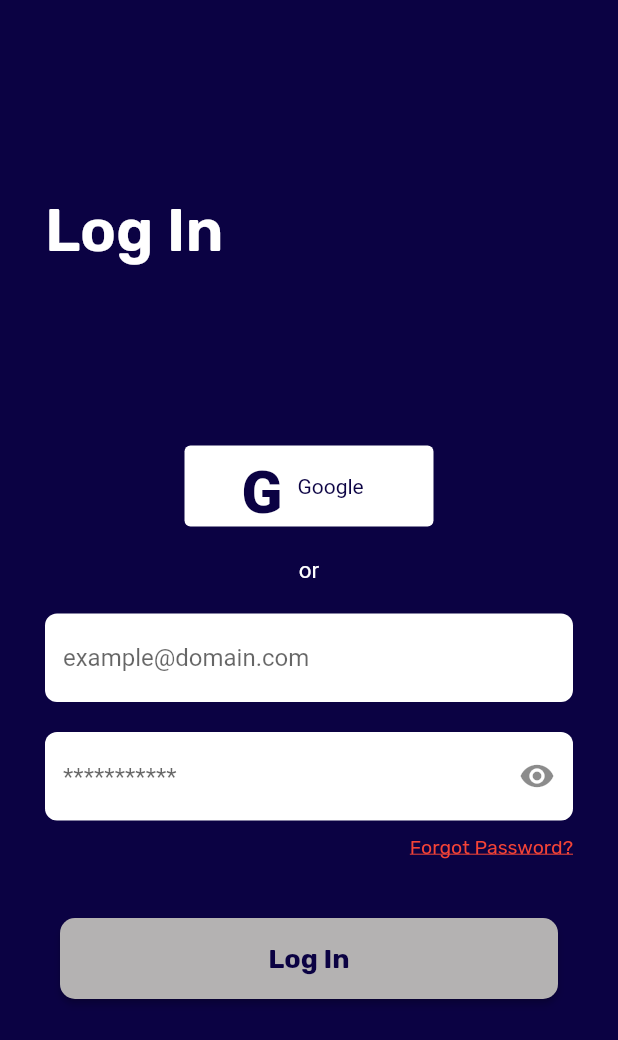
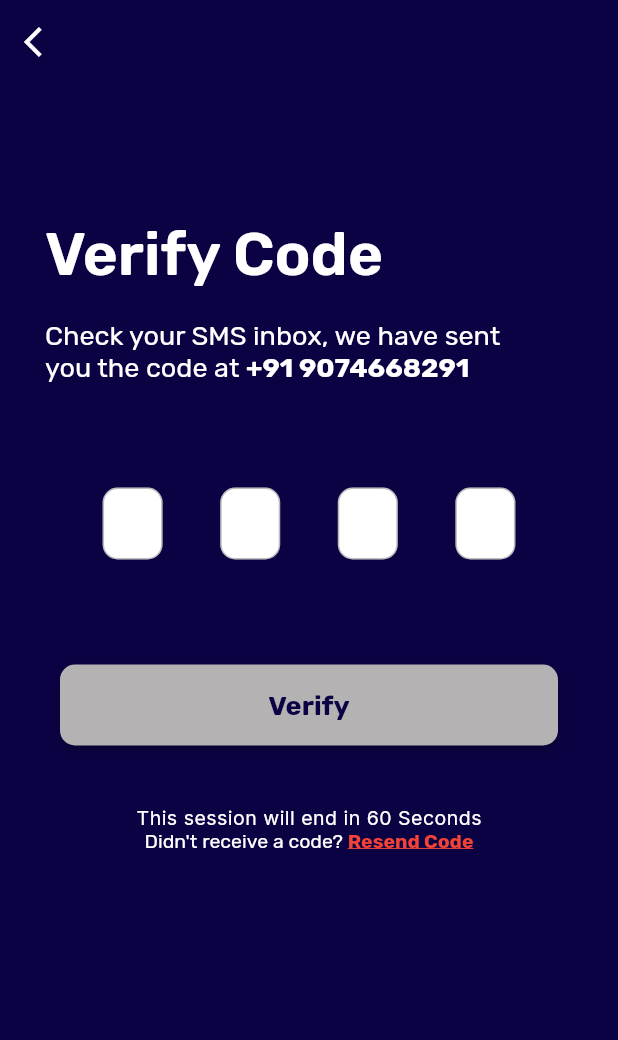
Before and after one commit to poppy1006/swathanthra, a Flutter app: the screen it shows after launch, on a phone screen of 412 x 824 dp. Shown: the top 1040 px of the screen. Run offline on Flutter 3.47's test engine with Material 2 defaults, Android fonts, the phone set to English and light mode, and no system bars; drawn by our look-alikes of otp_text_field; our stand-ins replace google_fonts; missing offline and left inert: dart:ffi.

Commit message:
feat: :sparkles: added otp screen

```diff
--- a/lib/main.dart
+++ b/lib/main.dart
@@ -1,6 +1,7 @@
 import 'package:flutter/material.dart';
 import 'package:swa/constant.dart';
 import 'package:swa/screens/Auth_Screens/login_screen.dart';
+import 'package:swa/screens/Auth_Screens/otp_screen.dart';
 import 'package:swa/screens/Auth_Screens/reset_screen.dart';
 import 'package:swa/screens/splash_screen.dart';
 import 'package:google_fonts/google_fonts.dart';
@@ -25,8 +26,9 @@ class MyApp extends StatelessWidget {
 
       ),
       // home: const SplashScreen(),
-      home: const LoginScreen(),
+      // home: const LoginScreen(),
       // home: const ResetScreen(),
+      home: const OTPScreen(),
       debugShowCheckedModeBanner: false,
 
     );
--- a/lib/screens/Auth_Screens/otp_screen.dart
+++ b/lib/screens/Auth_Screens/otp_screen.dart
@@ -0,0 +1,143 @@
+import 'package:flutter/material.dart';
+import 'package:google_fonts/google_fonts.dart';
+import 'package:otp_text_field/otp_field_style.dart';
+import 'package:swa/constant.dart';
+// OTP Package
+import 'package:otp_text_field/otp_field.dart';
+import 'package:otp_text_field/style.dart';
+
+class OTPScreen extends StatelessWidget {
+  const OTPScreen({super.key});
+
+  @override
+  Widget build(BuildContext context) {
+    return Scaffold(
+// APPBAR //
+      appBar: AppBar(
+        backgroundColor: bgclr,
+        elevation: 0,
+        leading:Icon(Icons.arrow_back_ios),
+      ),
+// BODY //
+      backgroundColor: bgclr,
+      body: SingleChildScrollView(child:
+      Container(
+        padding: EdgeInsets.all(30),
+
+        child: Column(
+          // Alignment //
+          mainAxisAlignment: MainAxisAlignment.start,
+          crossAxisAlignment: CrossAxisAlignment.start,
+          children: [
+            SizedBox(height: 60,),
+
+          Text("Verify Code",
+          style: GoogleFonts.rubik(
+          decoration: TextDecoration.none,
+          fontWeight: FontWeight.w600,
+          fontSize: 40,
+          color: Colors.white,
+           ),
+          ),
+          SizedBox(height: 20,),
+
+          Text("Check your SMS inbox, we have sent",
+          style: GoogleFonts.rubik(
+            fontSize: 18,
+            fontWeight: FontWeight.w400,
+            color: whiteclr,
+             ),
+            ),
+// RICH RICH //
+      RichText(
+         text: TextSpan(
+         style:  const TextStyle(
+        //  fontSize: 14.0,
+         color: whiteclr,
+        ),
+         children: <TextSpan>[
+         TextSpan(text: 'you the code at ',style: GoogleFonts.rubik(fontSize: 18,fontWeight: FontWeight.w400)),
+         TextSpan(text: '+91 9074668291', style: GoogleFonts.rubik(fontSize: 18,fontWeight: FontWeight.w700)),
+        ],
+       ),
+      ),
+
+      const SizedBox(height: 70,),
+
+      OTPTextField(
+        length: 4,
+        width: MediaQuery.of(context).size.width,
+        fieldWidth: 40,
+        style: TextStyle(
+          fontSize: 20
+          ),
+          textFieldAlignment: MainAxisAlignment.spaceEvenly,
+          fieldStyle: FieldStyle.box,
+          otpFieldStyle: OtpFieldStyle(backgroundColor: whiteclr,
+          // enabledBorderColor: Colors.blue
+          ),
+        ),
+
+       const SizedBox(height: 70,),
+
+
+      Align(
+       alignment: Alignment.center,
+        child:
+          SizedBox(height: 54, width: 332,child:
+           TextButton(
+               onPressed: () {},
+               style: TextButton.styleFrom(
+                shape: RoundedRectangleBorder(borderRadius: BorderRadius.circular(10)),
+                   foregroundColor: bgclr,
+                   elevation: 2,
+                   backgroundColor: btnclr,),
+               child: Text("Verify",style: GoogleFonts.rubik(
+                fontSize: 18,
+                fontWeight: FontWeight.w700,
+               ),
+               ),
+             ),
+           ),
+          ),
+
+          SizedBox(height: 40,),
+
+          Align(
+            child: Text("This session will end in 60 Seconds",style: GoogleFonts.inter(
+              fontSize: 13,fontWeight: FontWeight.w400,
+              letterSpacing: 0.325,
+              color: whiteclr,
+            ),
+            ),
+          ),
+
+        Align(
+          child:
+          RichText(
+         text: TextSpan(
+         style:  const TextStyle(
+        //  fontSize: 14.0,
+         color: whiteclr,
+        ),
+         children: <TextSpan>[
+         TextSpan(text: "Didn't receive a code? ",style: GoogleFonts.rubik(fontSize: 13,fontWeight: FontWeight.w400)),
+         TextSpan(text: "Resend Code", style: GoogleFonts.rubik(fontSize: 13,fontWeight: FontWeight.w700,color: Colors.red,decoration: TextDecoration.underline)),
+        ],
+       ),
+      ),
+     ),
+
+
+
+        ],
+      ),
+
+
+
+        ),
+      ),
+      );
+
+  }
+}
```
